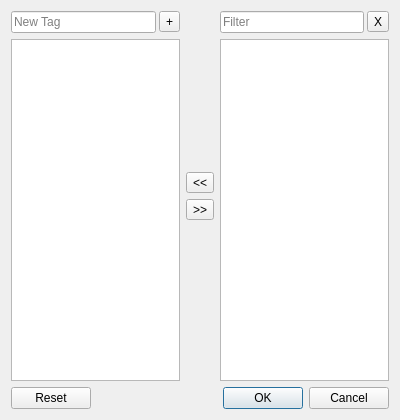
This is src/ui/dialogs/tagseditdialog.ui in networkoptix/nx_open as Qt 5 draws it before an edit. The edited form follows.
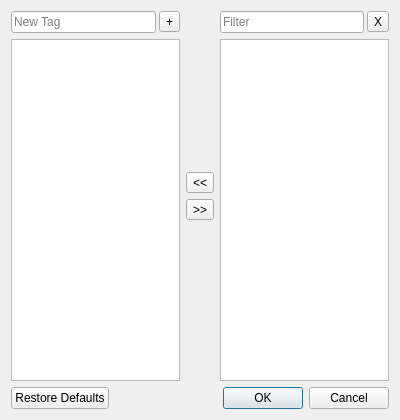
This is the edited form.

Commit message:
Feature #141: Introduce UI tagging sytem for files
multiple selection, etc.

<==== Mercurial data ====>
Branch: master

Diff of the .ui file:
```diff
--- a/src/ui/dialogs/tagseditdialog.ui
+++ b/src/ui/dialogs/tagseditdialog.ui
@@ -151,7 +151,7 @@
       <enum>Qt::Horizontal</enum>
      </property>
      <property name="standardButtons">
-      <set>QDialogButtonBox::Cancel|QDialogButtonBox::Ok|QDialogButtonBox::Reset</set>
+      <set>QDialogButtonBox::Cancel|QDialogButtonBox::Ok|QDialogButtonBox::RestoreDefaults</set>
      </property>
      <property name="centerButtons">
       <bool>false</bool>
```
Left out of the diff: 7 changed lines with no effect on the pictures. The commit also changes 5 other files.
